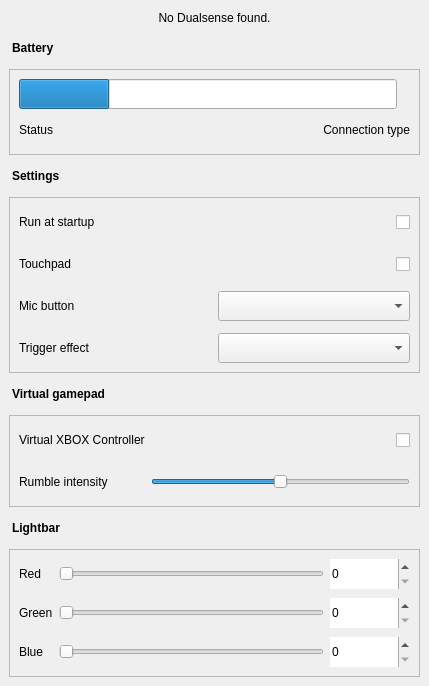
This is design.ui in Odizinne/makeSense as Qt 5 draws it before an edit. The edited form follows.
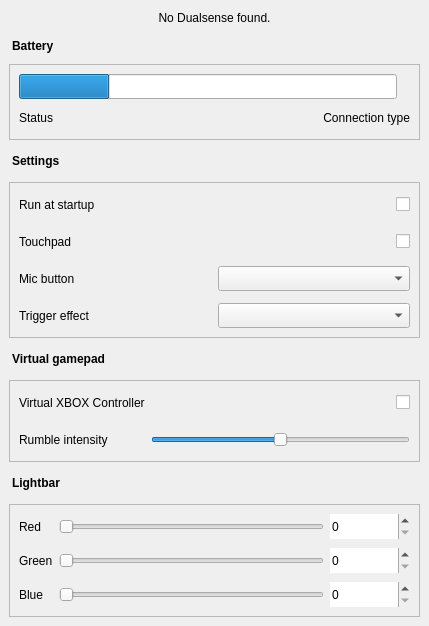
This is the edited form.

Commit message: 25px is enough

Diff of the .ui file:
```diff
--- a/design.ui
+++ b/design.ui
@@ -7,7 +7,7 @@
     <x>0</x>
     <y>0</y>
     <width>429</width>
-    <height>686</height>
+    <height>626</height>
    </rect>
   </property>
   <property name="windowTitle">
@@ -59,7 +59,7 @@
             <property name="minimumSize">
              <size>
               <width>0</width>
-              <height>30</height>
+              <height>25</height>
              </size>
             </property>
            </widget>
@@ -69,7 +69,7 @@
             <property name="minimumSize">
              <size>
               <width>0</width>
-              <height>30</height>
+              <height>25</height>
              </size>
             </property>
             <property name="text">
@@ -82,7 +82,7 @@
             <property name="minimumSize">
              <size>
               <width>0</width>
-              <height>30</height>
+              <height>25</height>
              </size>
             </property>
             <property name="text">
@@ -95,7 +95,7 @@
             <property name="minimumSize">
              <size>
               <width>0</width>
-              <height>30</height>
+              <height>25</height>
              </size>
             </property>
             <property name="layoutDirection">
@@ -111,7 +111,7 @@
             <property name="minimumSize">
              <size>
               <width>0</width>
-              <height>30</height>
+              <height>25</height>
              </size>
             </property>
             <property name="layoutDirection">
@@ -127,7 +127,7 @@
             <property name="minimumSize">
              <size>
               <width>0</width>
-              <height>30</height>
+              <height>25</height>
              </size>
             </property>
             <property name="text">
@@ -140,7 +140,7 @@
             <property name="minimumSize">
              <size>
               <width>0</width>
-              <height>30</height>
+              <height>25</height>
              </size>
             </property>
             <property name="text">
@@ -153,7 +153,7 @@
             <property name="minimumSize">
              <size>
               <width>0</width>
-              <height>30</height>
+              <height>25</height>
              </size>
             </property>
            </widget>
@@ -190,7 +190,7 @@
             <property name="minimumSize">
              <size>
               <width>0</width>
-              <height>30</height>
+              <height>25</height>
              </size>
             </property>
             <property name="text">
@@ -203,7 +203,7 @@
             <property name="minimumSize">
              <size>
               <width>0</width>
-              <height>30</height>
+              <height>25</height>
              </size>
             </property>
             <property name="text">
@@ -216,7 +216,7 @@
             <property name="minimumSize">
              <size>
               <width>0</width>
-              <height>30</height>
+              <height>25</height>
              </size>
             </property>
             <property name="layoutDirection">
@@ -232,7 +232,7 @@
             <property name="minimumSize">
              <size>
               <width>0</width>
-              <height>30</height>
+              <height>25</height>
              </size>
             </property>
             <property name="maximum">
@@ -272,6 +272,12 @@
           </property>
           <item row="0" column="1">
            <widget class="QLabel" name="batteryLabel">
+            <property name="minimumSize">
+             <size>
+              <width>0</width>
+              <height>25</height>
+             </size>
+            </property>
             <property name="text">
              <string/>
             </property>
@@ -282,7 +288,7 @@
             <property name="minimumSize">
              <size>
               <width>0</width>
-              <height>30</height>
+              <height>25</height>
              </size>
             </property>
             <property name="value">
@@ -306,7 +312,7 @@
               <property name="minimumSize">
                <size>
                 <width>0</width>
-                <height>30</height>
+                <height>25</height>
                </size>
               </property>
               <property name="layoutDirection">
@@ -325,7 +331,7 @@
               <property name="minimumSize">
                <size>
                 <width>0</width>
-                <height>30</height>
+                <height>25</height>
                </size>
               </property>
               <property name="text">
@@ -367,7 +373,7 @@
             <property name="minimumSize">
              <size>
               <width>0</width>
-              <height>30</height>
+              <height>25</height>
              </size>
             </property>
             <property name="maximum">
@@ -389,7 +395,7 @@
             <property name="minimumSize">
              <size>
               <width>0</width>
-              <height>30</height>
+              <height>25</height>
              </size>
             </property>
             <property name="text">
@@ -408,7 +414,7 @@
             <property name="minimumSize">
              <size>
               <width>80</width>
-              <height>30</height>
+              <height>25</height>
              </size>
             </property>
             <property name="wrapping">
@@ -433,7 +439,7 @@
             <property name="minimumSize">
              <size>
               <width>0</width>
-              <height>30</height>
+              <height>25</height>
              </size>
             </property>
             <property name="maximum">
@@ -449,7 +455,7 @@
             <property name="minimumSize">
              <size>
               <width>0</width>
-              <height>30</height>
+              <height>25</height>
              </size>
             </property>
             <property name="maximum">
@@ -471,7 +477,7 @@
             <property name="minimumSize">
              <size>
               <width>0</width>
-              <height>30</height>
+              <height>25</height>
              </size>
             </property>
             <property name="text">
@@ -490,7 +496,7 @@
             <property name="minimumSize">
              <size>
               <width>0</width>
-              <height>30</height>
+              <height>25</height>
              </size>
             </property>
             <property name="text">
@@ -509,7 +515,7 @@
             <property name="minimumSize">
              <size>
               <width>80</width>
-              <height>30</height>
+              <height>25</height>
              </size>
             </property>
             <property name="wrapping">
@@ -540,7 +546,7 @@
             <property name="minimumSize">
              <size>
               <width>80</width>
-              <height>30</height>
+              <height>25</height>
              </size>
             </property>
             <property name="wrapping">
@@ -637,7 +643,7 @@
          <property name="minimumSize">
           <size>
            <width>0</width>
-           <height>30</height>
+           <height>25</height>
           </size>
          </property>
          <property name="font">
```
The commit also changes 1 other file.
